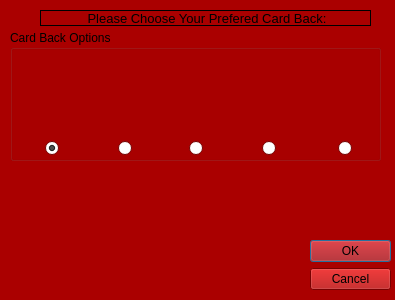
Qt form CardGame/preferencespage.ui (kiloecho78/CS4865) before a commit.
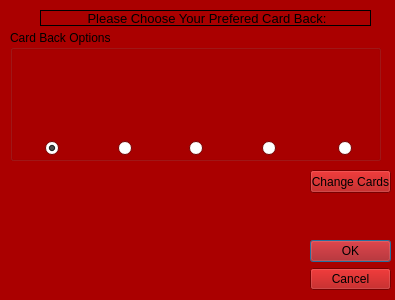
The same form after that commit. Icons and pictures are not drawn.

What changed in the file:
```diff
--- a/CardGame/preferencespage.ui
+++ b/CardGame/preferencespage.ui
@@ -591,6 +591,19 @@
     </property>
    </widget>
   </widget>
+  <widget class="QPushButton" name="changeCards">
+   <property name="geometry">
+    <rect>
+     <x>310</x>
+     <y>170</y>
+     <width>81</width>
+     <height>23</height>
+    </rect>
+   </property>
+   <property name="text">
+    <string>Change Cards</string>
+   </property>
+  </widget>
  </widget>
  <resources/>
  <connections>
```
Left out of the diff: 33 changed lines with no effect on the pictures.
